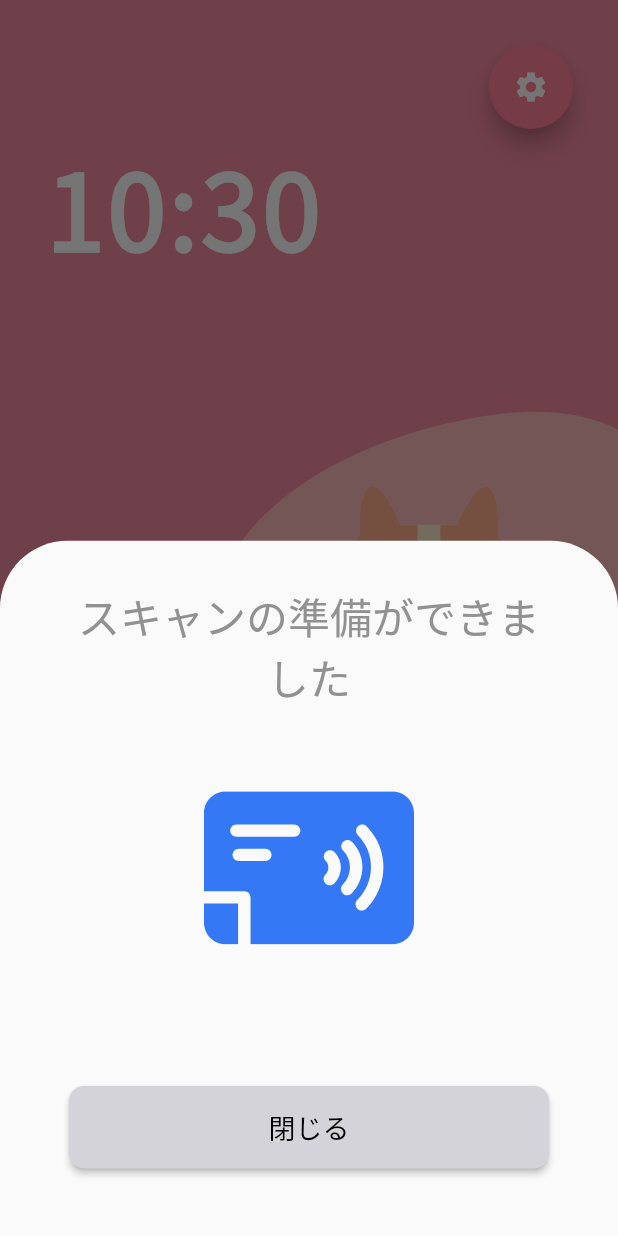
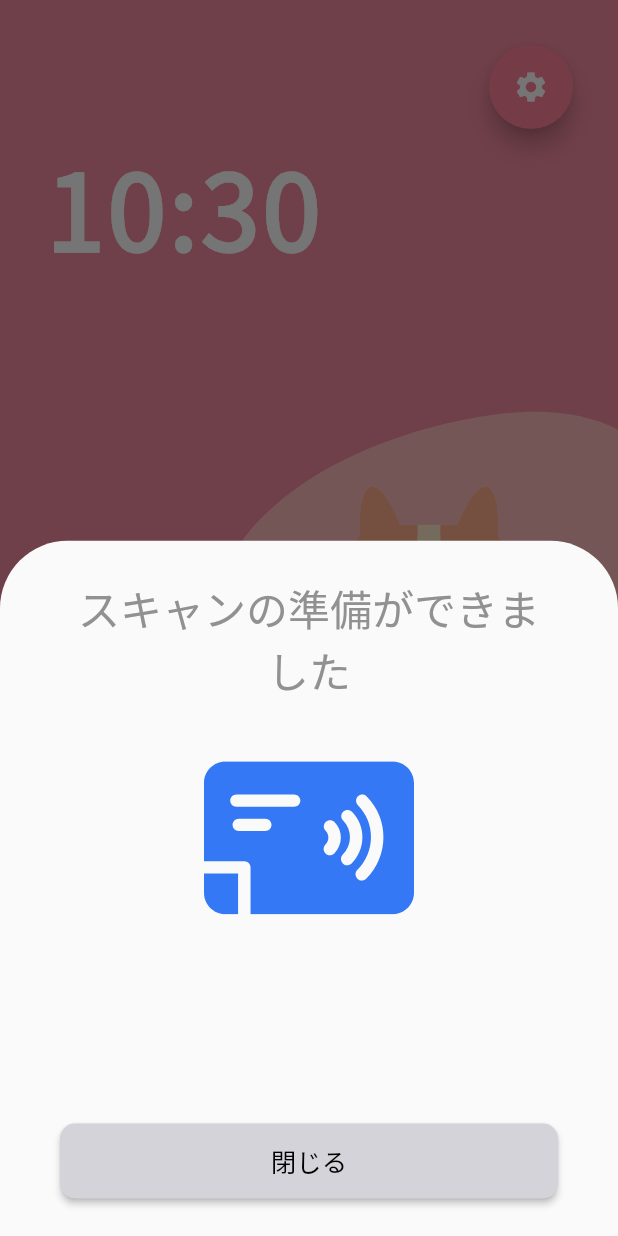
Before and after one commit to smpny7/okayama-univ-cacao-frontend, a Flutter app: the Home screen opened by its route, after a tap on "学生証をスキャン", on a phone screen of 412 x 824 dp. Run offline on Flutter 3.47's test engine with Material 2 defaults, Android fonts, the phone set to English and light mode, and no system bars; our stand-ins replace audioplayers, flutter_dotenv, flutter_svg, hexcolor, permission_handler, shared_preferences and 2 more; missing offline and left inert: nfc_manager, qr_code_scanner; accounts and stored records are empty.

Commit message:
Fix: Android FeliCa Modal Design

```diff
--- a/lib/view/home.dart
+++ b/lib/view/home.dart
@@ -176,7 +176,7 @@ class _HomeState extends State<Home> {
                       ),
                       textAlign: TextAlign.center,
                     ),
-                    Container(height: 55),
+                    Container(height: 40),
                     SvgPicture.asset(
                       'assets/images/Card.svg',
                       width: 140,
@@ -190,7 +190,7 @@ class _HomeState extends State<Home> {
                     '閉じる',
                     style: TextStyle(
                       color: HexColor('#000000'),
-                      fontSize: 18,
+                      fontSize: 17,
                     ),
                   ),
                   style: ElevatedButton.styleFrom(
@@ -204,13 +204,12 @@ class _HomeState extends State<Home> {
                     NfcManager.instance.stopSession();
                   },
                 ),
-                height: 55,
-                width: 320,
+                height: 50,
+                width: 400,
               ),
-              Container(height: 15),
             ],
           ),
-          padding: EdgeInsets.symmetric(horizontal: 40, vertical: 30),
+          padding: EdgeInsets.symmetric(horizontal: 40, vertical: 25),
         ),
       );
       _androidFeliCaScan();
```
